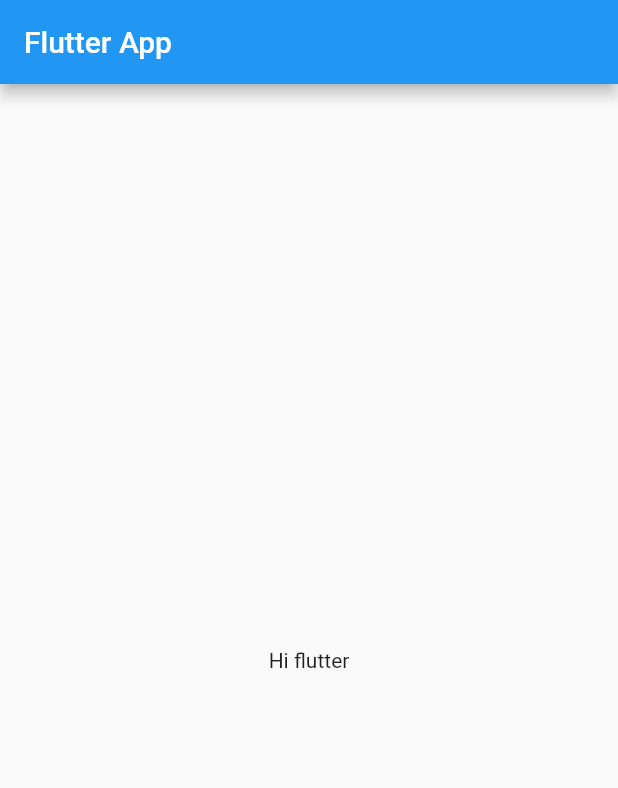
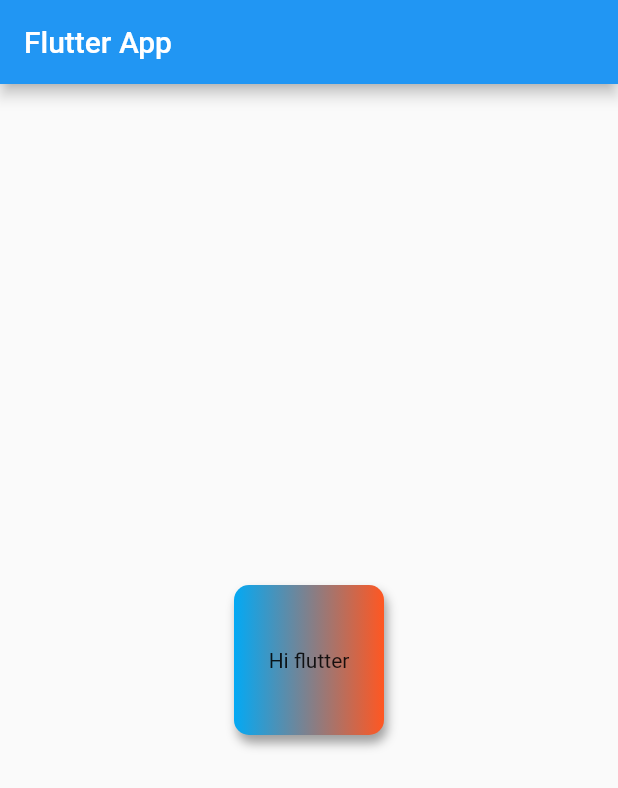
Before and after one commit to shubham298/flutter-app, a Flutter app: the screen it shows after launch, on a phone screen of 412 x 824 dp. Shown: the top 788 px of the screen. Run offline on Flutter 3.47's test engine with Material 2 defaults, Android fonts, the phone set to English and light mode, and no system bars.

Commit message:
Containers & Text

```diff
--- a/flutter_app/lib/main.dart
+++ b/flutter_app/lib/main.dart
@@ -15,7 +15,22 @@ class HomePage extends StatelessWidget {
       appBar: AppBar(
         title: Text("Flutter App"),
       ),
-      body: Center(child: Container(child: Text("Hi flutter"))),
+      body: Center(
+          child: Container(
+        alignment: Alignment.center,
+        decoration: BoxDecoration(
+            borderRadius: BorderRadius.circular(10),
+            color: Colors.teal,
+            boxShadow: [
+              BoxShadow(
+                  color: Colors.grey, blurRadius: 5, offset: Offset(2.0, 5.0))
+            ],
+            gradient:
+                LinearGradient(colors: [Colors.lightBlue, Colors.deepOrange])),
+        child: Text("Hi flutter"),
+        width: 100,
+        height: 100,
+      )),
     );
   }
 }
```
Also changed, not shown: 1 other file.
